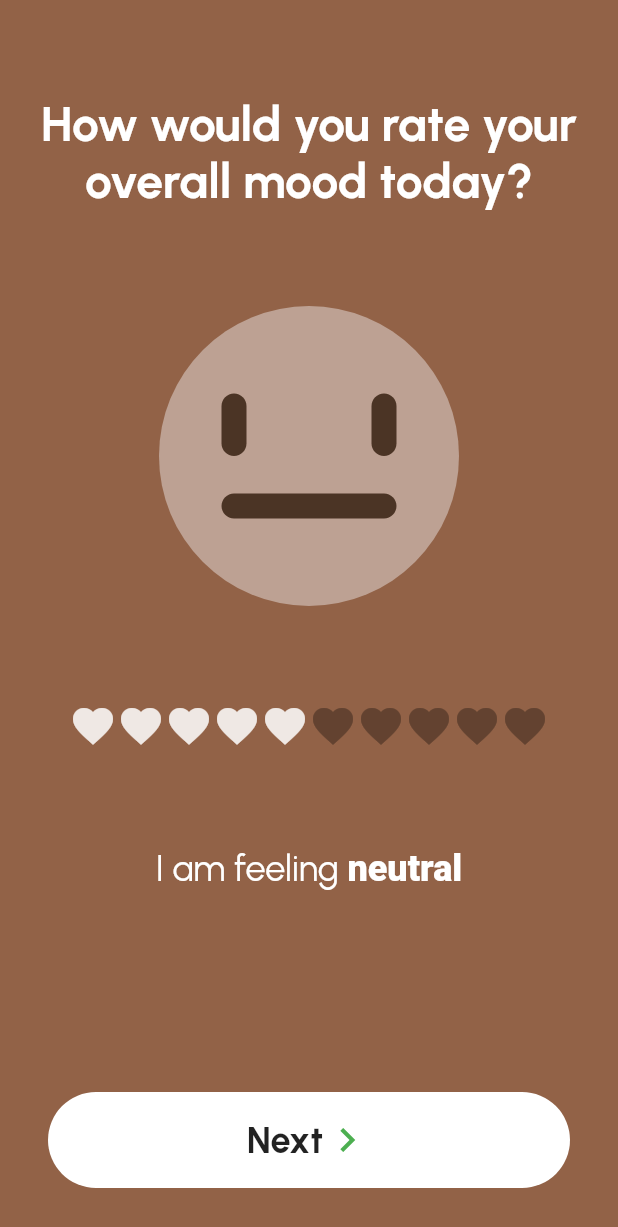
After one commit to uua-kirkcharlesniv/impak-mobile-frontend, a Flutter app: the HopeScalePage screen opened directly, on a phone screen of 412 x 824 dp. The commit adds this screen. Shown: the top 1227 px of the screen. Run offline on Flutter 3.47's test engine with Material 2 defaults, Android fonts, the phone set to English and light mode, and no system bars; drawn by our look-alikes of flutter_rating_bar; our stand-ins replace bloc, chopper, circle_nav_bar, equatable, flutter_bloc, flutter_countdown_timer and 18 more; accounts and stored records are empty; generated files the repository leaves out were written again.

Commit message:
feat: hope scale integration

```diff
--- /dev/null
+++ b/lib/pages/screens/hope_scale_page.dart
@@ -0,0 +1,317 @@
+import 'package:flutter/material.dart';
+import 'package:flutter_rating_bar/flutter_rating_bar.dart';
+import 'package:flutter_svg/svg.dart';
+import 'package:google_fonts/google_fonts.dart';
+import 'package:impak_mobile/pages/screens/hope_scale_text_questions_page.dart';
+import 'package:impak_mobile/pages/screens/recommendations_page.dart';
+
+class HopeScalePage extends StatefulWidget {
+  const HopeScalePage({super.key});
+
+  @override
+  State<HopeScalePage> createState() => _HopeScalePageState();
+}
+
+class _HopeScalePageState extends State<HopeScalePage> {
+  int selectedAnswer = 5;
+  int currentPage = 0;
+
+  final colors = const [
+    Color(0xffA18FFF),
+    Color(0xffFE814B),
+    Color(0xff926247),
+    Color.fromARGB(255, 248, 193, 64),
+    Color(0xff9BB068),
+  ];
+
+  final startDescriptor = [
+    "I am feeling",
+    "I am feeling",
+    "I am",
+    "I was",
+    "I am feeling",
+    "I am feeling",
+    "I am feeling",
+    "I am feeling",
+    "I am feeling",
+    "I would rate it",
+  ];
+
+  final questions = [
+    "How would you rate your overall mood today?",
+    "How much energy do you have today?",
+    "How would you rate your concentration levels today?",
+    "How productive have you been today?",
+    "How stressed are you feeling today?",
+    "How happy are you today?",
+    "How connected do you feel to your colleagues today?",
+    "How supported do you feel by your manager today?",
+    "How satisfied are you with your work today?",
+    "How would you rate your overall sense of well-being today?",
+  ];
+
+  final mainDescriptors = <(String, String, String, String, String)>[
+    ("Very Bad", "Bad", "Neutral", "Good", "Very Good"),
+    ("Very Tired", "Tired", "Neutral", "Energized", "Super Energized"),
+    ("Very Distracted", "Distracted", "Neutral", "Focused", "Very Focused"),
+    (
+      "Very Unproductive",
+      "Unproductive",
+      "Neutral",
+      "Productive",
+      "Very Productive"
+    ),
+    (
+      "Highly Stressed",
+      "Stressed",
+      "Neutral",
+      "Slight Stress",
+      "Not stressed at all"
+    ),
+    ("Very Unhappy", "Unhappy", "Neutral", "Happy", "Very Happy"),
+    (
+      "Very Disconnected",
+      "Disconnected",
+      "Neutral",
+      "Connected",
+      "Very Connected"
+    ),
+    (
+      "Very Unsupported",
+      "Unsupported",
+      "Neutral",
+      "Supported",
+      "Very Supported"
+    ),
+    (
+      "Very Dissatisfied",
+      "Dissatisfied",
+      "Neutral",
+      "Satisfied",
+      "Very Satisfied"
+    ),
+    ("Very Low", "Low", "Neutral", "High", "Very High"),
+  ];
+
+  String get mainDescriptorParsed {
+    switch (selectedAnswer) {
+      case 0:
+      case 1:
+      case 2:
+        return mainDescriptors[currentPage].$1;
+      case 3:
+      case 4:
+        return mainDescriptors[currentPage].$2;
+      case 5:
+      case 6:
+        return mainDescriptors[currentPage].$3;
+      case 7:
+      case 8:
+        return mainDescriptors[currentPage].$4;
+      case 9:
+      case 10:
+        return mainDescriptors[currentPage].$5;
+    }
+
+    return mainDescriptors[currentPage].$3;
+  }
+
+  Color get currentColor {
+    switch (selectedAnswer) {
+      case 0:
+      case 1:
+      case 2:
+        return colors[0];
+      case 3:
+      case 4:
+        return colors[1];
+      case 5:
+      case 6:
+        return colors[2];
+      case 7:
+      case 8:
+        return colors[3];
+      case 9:
+      case 10:
+        return colors[4];
+    }
+
+    return colors[2];
+  }
+
+  Widget get getFaceDescriptor {
+    var assetName = '';
+
+    switch (selectedAnswer) {
+      case 0:
+      case 1:
+      case 2:
+        assetName = 'depressed.svg';
+      case 3:
+      case 4:
+        assetName = 'sad.svg';
+      case 5:
+      case 6:
+        assetName = 'neutral.svg';
+      case 7:
+      case 8:
+        assetName = 'happy.svg';
+      case 9:
+      case 10:
+        assetName = 'overjoyed.svg';
+    }
+
+    assetName = 'assets/$assetName';
+
+    return SizedBox(
+      child: SvgPicture.asset(
+        assetName,
+        height: 200,
+      ),
+    );
+  }
+
+  @override
+  Widget build(BuildContext context) {
+    return Scaffold(
+      body: Stack(
+        children: [
+          Positioned.fill(
+            child: AnimatedContainer(
+              width: double.infinity,
+              height: double.infinity,
+              duration: const Duration(milliseconds: 300),
+              color: currentColor,
+            ),
+          ),
+          Positioned.fill(
+            child: SafeArea(
+              child: SizedBox.expand(
+                child: Padding(
+                  padding: const EdgeInsets.all(16.0),
+                  child: Column(
+                    crossAxisAlignment: CrossAxisAlignment.center,
+                    mainAxisAlignment: MainAxisAlignment.center,
+                    children: [
+                      const SizedBox(height: 48),
+                      Text(
+                        questions[currentPage],
+                        style: GoogleFonts.urbanist(
+                          color: Colors.white,
+                          fontWeight: FontWeight.bold,
+                          fontSize: 32,
+                        ),
+                        textAlign: TextAlign.center,
+                      ),
+                      const SizedBox(height: 64),
+                      getFaceDescriptor,
+                      const SizedBox(height: 64),
+                      SizedBox(
+                        key: ValueKey(currentPage),
+                        child: RatingBar.builder(
+                          initialRating: selectedAnswer.toDouble(),
+                          minRating: 1,
+                          direction: Axis.horizontal,
+                          allowHalfRating: false,
+                          itemCount: 10,
+                          itemBuilder: (context, _) => Icon(
+                            Icons.favorite,
+                            color: Colors.white.withOpacity(0.85),
+                            size: 10,
+                          ),
+                          glowColor: Colors.white,
+                          glow: false,
+                          itemSize: 32,
+                          updateOnDrag: true,
+                          onRatingUpdate: (rating) {
+                            setState(() {
+                              selectedAnswer = rating.toInt();
+                            });
+                          },
+                        ),
+                      ),
+                      const SizedBox(height: 64),
+                      RichText(
+                        text: TextSpan(
+                            text: '${startDescriptor[currentPage]} ',
+                            style: GoogleFonts.urbanist(
+                              color: Colors.white,
+                              fontSize: 24,
+                            ),
+                            children: [
+                              TextSpan(
+                                text: mainDescriptorParsed.toLowerCase(),
+                                style: const TextStyle(
+                                  fontWeight: FontWeight.w900,
+                                ),
+                              ),
+                            ]),
+                      ),
+                      const Spacer(),
+                      GestureDetector(
+                        onTap: () {
+                          setState(() {
+                            if ((currentPage + 1) == 10) {
+                              Navigator.pop(context);
+
+                              Navigator.push(
+                                context,
+                                MaterialPageRoute(
+                                  builder: (context) {
+                                    return const HopeScaleTextQuestionsPage();
+                                  },
+                                ),
+                              );
+                              return;
+                            }
+
+                            setState(() {
+                              currentPage += 1;
+                              selectedAnswer = 5;
+                            });
+                          });
+                        },
+                        child: Container(
+                          width: double.infinity,
+                          padding: const EdgeInsets.symmetric(vertical: 16),
+                          margin: const EdgeInsets.symmetric(
+                            vertical: 16,
+                            horizontal: 16,
+                          ),
+                          decoration: BoxDecoration(
+                            color: Colors.white,
+                            borderRadius: BorderRadius.circular(
+                              32,
+                            ),
+                          ),
+                          child: Row(
+                            crossAxisAlignment: CrossAxisAlignment.center,
+                            mainAxisAlignment: MainAxisAlignment.center,
+                            children: [
+                              Text(
+                                'Next',
+                                style: GoogleFonts.urbanist(
+                                  fontWeight: FontWeight.bold,
+                                  fontSize: 24,
+                                ),
+                              ),
+                              const Icon(
+                                Icons.chevron_right,
+                                color: Colors.green,
+                                size: 32,
+                              ),
+                            ],
+                          ),
+                        ),
+                      )
+                    ],
+                  ),
+                ),
+              ),
+            ),
+          ),
+        ],
+      ),
+    );
+  }
+}
--- a/pubspec.yaml
+++ b/pubspec.yaml
@@ -66,6 +66,7 @@ dependencies:
   flutter_sticky_header: ^0.6.5
   intl: ^0.18.1
   flutter_speed_dial: ^7.0.0
+  flutter_onboarding_slider: ^1.0.10
 
 dev_dependencies:
   flutter_test:
```
Also changed, not shown: lib/pages/screens/home_page.dart (+12 -6 lines), lib/pages/screens/hope_scale_text_questions_page.dart (added, +145 -0 lines), lib/pages/screens/recommendations_page.dart (added, +141 -0 lines), assets/converse.png (added), assets/depressed.svg (added), assets/family.png (added), assets/happy.svg (added), assets/hobby.png (added), assets/neutral.svg (added), assets/overjoyed.svg (added), assets/sad.svg (added), assets/workout.png (added), pubspec.lock.
